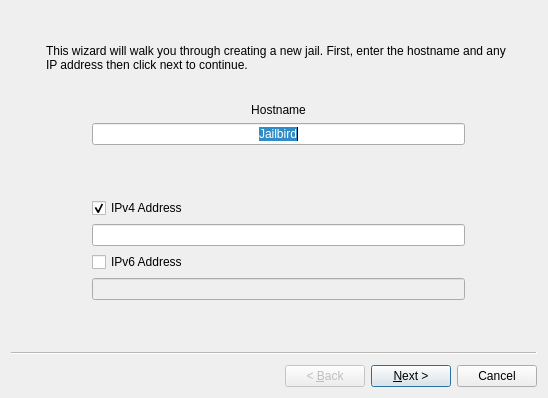
Qt form src-qt4/warden-gui/wizardNewJail.ui (trueos/pcbsd) before a commit.
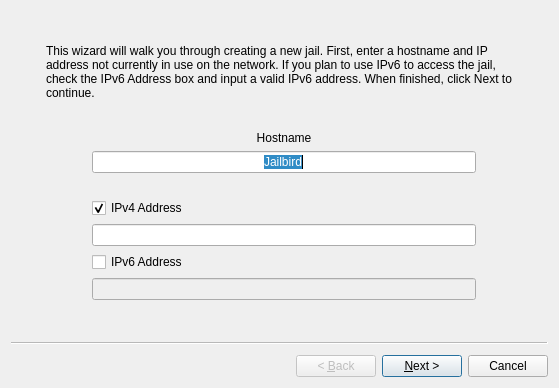
The same form after that commit. Icons and pictures are not drawn.

Commit message: Update the new jail text to something sent in by Dru Lavigne

Patch:
```diff
--- a/src-qt4/warden-gui/wizardNewJail.ui
+++ b/src-qt4/warden-gui/wizardNewJail.ui
@@ -6,8 +6,8 @@
    <rect>
     <x>0</x>
     <y>0</y>
-    <width>548</width>
-    <height>398</height>
+    <width>559</width>
+    <height>388</height>
    </rect>
   </property>
   <property name="windowTitle">
@@ -85,7 +85,7 @@
        </sizepolicy>
       </property>
       <property name="text">
-       <string>This wizard will walk you through creating a new jail. First, enter the hostname and any IP address then click next to continue.</string>
+       <string>This wizard will walk you through creating a new jail. First, enter a hostname and IP address not currently in use on the network. If you plan to use IPv6 to access the jail, check the IPv6 Address box and input a valid IPv6 address. When finished, click Next to continue.</string>
       </property>
       <property name="alignment">
        <set>Qt::AlignLeading|Qt::AlignLeft|Qt::AlignTop</set>
```
